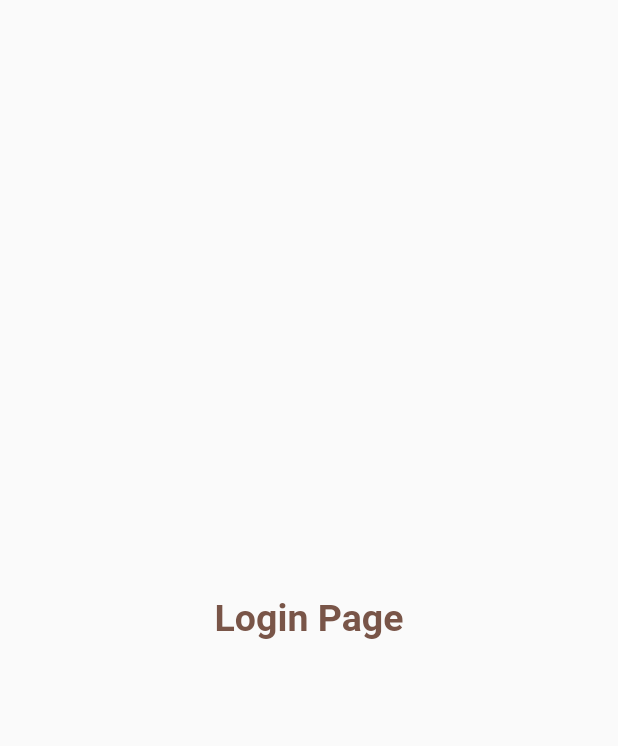
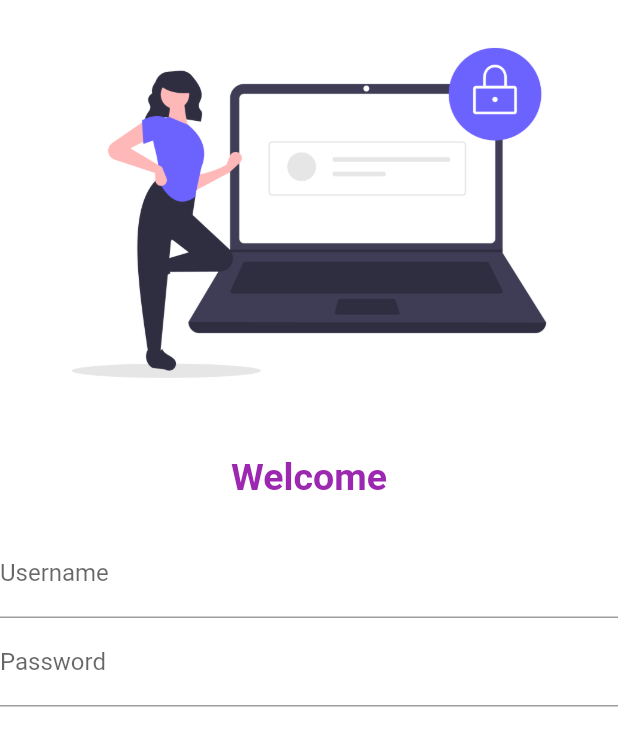
Before and after one commit to Neha64/30DaysofFlutter, a Flutter app: the screen it shows after launch, on a phone screen of 412 x 824 dp. Shown: the top 746 px of the screen. Run offline on Flutter 3.47's test engine with Material 2 defaults, Android fonts, the phone set to English and light mode, and no system bars.

Commit message:
commit successful

```diff
--- a/lib/main.dart
+++ b/lib/main.dart
@@ -12,14 +12,16 @@ class MyApp extends StatelessWidget {
     return MaterialApp(
       //home: HomePage(),
       themeMode: ThemeMode.light,
-      theme: ThemeData(primarySwatch: Colors.red),
+      theme: ThemeData(
+        primarySwatch: Colors.red,
+      ),
       darkTheme: ThemeData(
         brightness: Brightness.light,
       ),
-      // initialRoute: "/home",
+      //initialRoute: "/home",
       routes: {
         "/": (context) => LoginPage(),
-        "/home": (context) => HomePage(),
+        //"/home": (context) => HomePage(),
         "/login": (context) => LoginPage(),
       },
     );
--- a/lib/pages/login_page.dart
+++ b/lib/pages/login_page.dart
@@ -4,14 +4,40 @@ class LoginPage extends StatelessWidget {
   @override
   Widget build(BuildContext context) {
     return Material(
-      child: Center(
-        child: Text("Login Page",
-            style: TextStyle(
-              fontSize: 25,
-              fontWeight: FontWeight.bold,
-              color: Colors.brown,
-            )),
-      ),
-    );
+        color: Colors.white,
+        child: Column(
+          children: [
+            Image.asset(
+              "assets/images/login_image.png",
+              fit: BoxFit.cover,
+            ),
+            SizedBox(
+              height: 20.0,
+            ),
+            Text(
+              "Welcome",
+              style: TextStyle(
+                fontSize: 25,
+                color: Colors.purple,
+                fontWeight: FontWeight.bold,
+              ),
+            ),
+            SizedBox(
+              height: 20.0,
+            ),
+            TextFormField(
+              decoration: InputDecoration(
+                hintText: "Enter username",
+                labelText: "Username",
+              ),
+            ),
+            TextFormField(
+              decoration: InputDecoration(
+                hintText: "Enter password",
+                labelText: "Password",
+              ),
+            ),
+          ],
+        ));
   }
 }
--- a/pubspec.yaml
+++ b/pubspec.yaml
@@ -45,8 +45,8 @@ flutter:
   uses-material-design: true
 
   # To add assets to your application, add an assets section, like this:
-  # assets:
-  #   - images/a_dot_burr.jpeg
+  assets:
+    - assets/images/
   #   - images/a_dot_ham.jpeg
 
   # An image asset can refer to one or more resolution-specific "variants", see
```
Also changed, not shown: assets/images/login_image.png.
